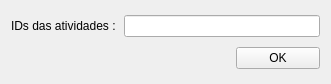
Above: SAP/Project/Views/unlockWorkspace.ui from dsgoficial/SAP_Gerente before the change. Below: the same form after it.
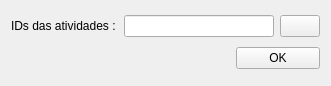
That is the form after the change.

Commit message: add select value field

The edit to the form file:
```diff
--- a/SAP/Project/Views/unlockWorkspace.ui
+++ b/SAP/Project/Views/unlockWorkspace.ui
@@ -7,7 +7,7 @@
     <x>0</x>
     <y>0</y>
     <width>331</width>
-    <height>84</height>
+    <height>86</height>
    </rect>
   </property>
   <property name="windowTitle">
@@ -22,7 +22,18 @@
     </widget>
    </item>
    <item row="0" column="1" colspan="2">
-    <widget class="QLineEdit" name="workspace_ids_le"/>
+    <layout class="QHBoxLayout" name="horizontalLayout">
+     <item>
+      <widget class="QLineEdit" name="activity_id_le"/>
+     </item>
+     <item>
+      <widget class="QPushButton" name="extract_field_btn">
+       <property name="text">
+        <string/>
+       </property>
+      </widget>
+     </item>
+    </layout>
    </item>
    <item row="1" column="0" colspan="2">
     <spacer name="horizontalSpacer">
```
The commit also changes 32 other files.
